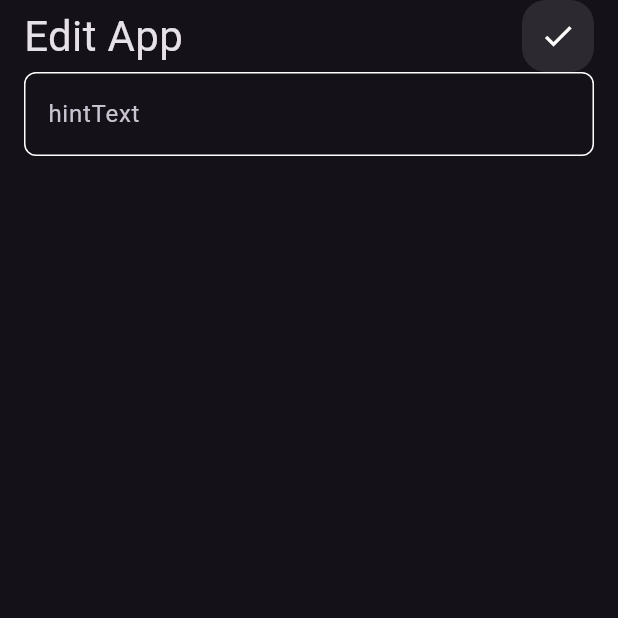
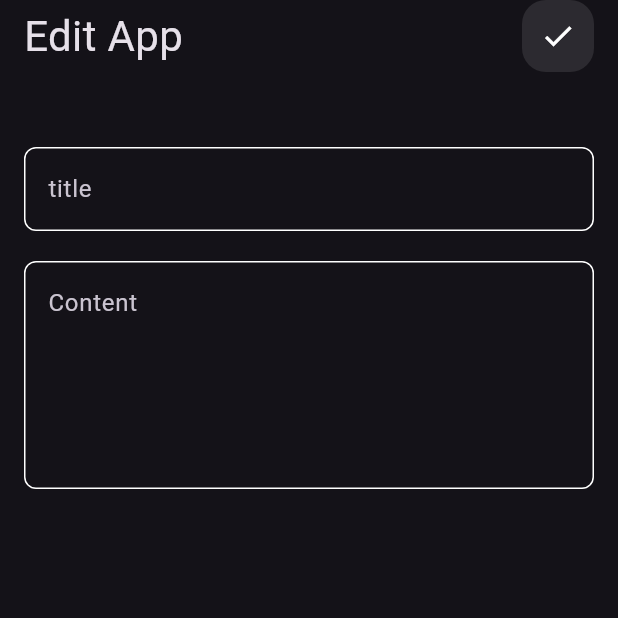
Before and after one commit to EslamMohsen110/note_app, a Flutter app: the EditNoteView screen opened directly, on a phone screen of 412 x 824 dp, the top half of it. Run offline on Flutter 3.47's test engine with Material 3 defaults, Android fonts, the phone set to English and light mode, and no system bars; Roboto replaces fonts that are missing (Poppins).

Commit message:
finish edit note view ui

```diff
--- a/lib/widgets/edit_note_view_widget.dart
+++ b/lib/widgets/edit_note_view_widget.dart
@@ -13,7 +13,10 @@ class EditNoteViewWidget extends StatelessWidget {
         child: Column(
           children: [
             CustomAppBar(title: 'Edit App', icon: Icons.check),
-            CustomTextFiled(hintText: 'hintText'),
+            SizedBox(height: 50),
+            CustomTextFiled(hintText: 'title'),
+            SizedBox(height: 20),
+            CustomTextFiled(hintText: 'Content', maxLine: 5),
           ],
         ),
       ),
```
